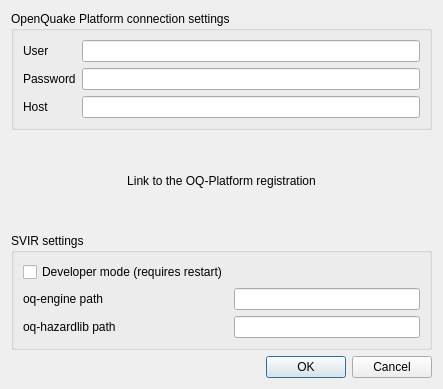
Qt form svir/ui/ui_settings.ui (gem/oq-irmt-qgis) before a commit.
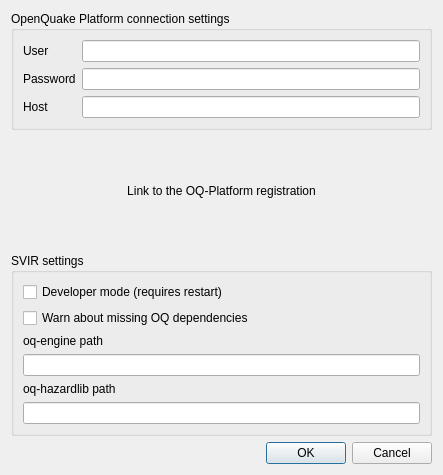
The same form after that commit.

Commit message: Store don't warn about missing oq deps

What changed in the file:
```diff
--- a/svir/ui/ui_settings.ui
+++ b/svir/ui/ui_settings.ui
@@ -7,7 +7,7 @@
     <x>0</x>
     <y>0</y>
     <width>443</width>
-    <height>389</height>
+    <height>475</height>
    </rect>
   </property>
   <property name="windowTitle">
@@ -78,32 +78,39 @@
      <property name="title">
       <string>SVIR settings</string>
      </property>
-     <layout class="QFormLayout" name="formLayout_2">
-      <item row="0" column="0">
+     <layout class="QVBoxLayout" name="verticalLayout_2">
+      <item>
        <widget class="QCheckBox" name="developermodeCheck">
         <property name="text">
          <string>Developer mode (requires restart)</string>
         </property>
        </widget>
       </item>
-      <item row="1" column="0">
+      <item>
+       <widget class="QCheckBox" name="warnOQDepsCheck">
+        <property name="text">
+         <string>Warn about missing OQ dependencies</string>
+        </property>
+       </widget>
+      </item>
+      <item>
        <widget class="QLabel" name="label_4">
         <property name="text">
          <string>oq-engine path</string>
         </property>
        </widget>
       </item>
-      <item row="1" column="1">
+      <item>
        <widget class="QLineEdit" name="oq_engine_path_edit"/>
       </item>
-      <item row="2" column="0">
+      <item>
        <widget class="QLabel" name="label_5">
         <property name="text">
          <string>oq-hazardlib path</string>
         </property>
        </widget>
       </item>
-      <item row="2" column="1">
+      <item>
        <widget class="QLineEdit" name="oq_hazardlib_path_edit"/>
       </item>
      </layout>
```
The commit also changes 2 other files.
